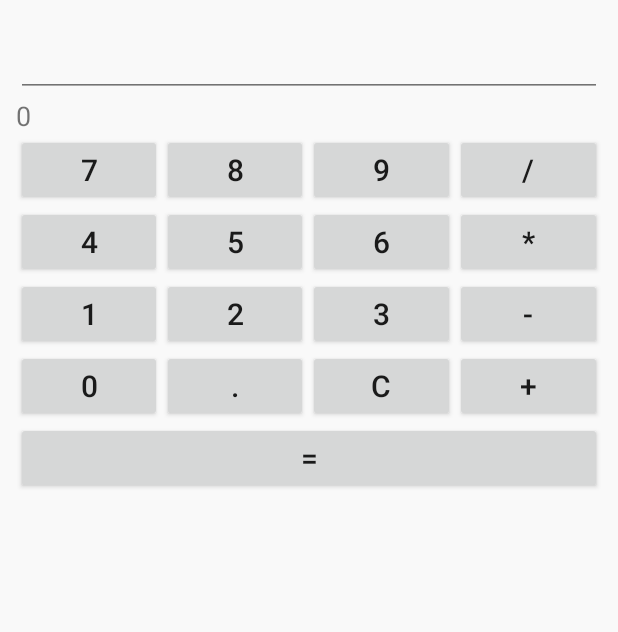
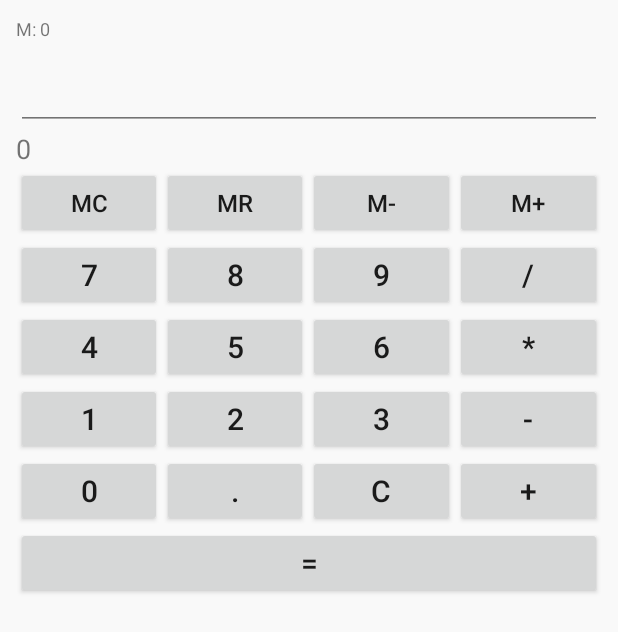
Before and after one commit to YoanValko/mondroid-4, an Android app: the ICSCalculatorActivity screen opened directly, with no data from a screen before it, on a phone screen of 412 x 824 dp. Shown: the top 632 px of the screen. Run offline under Robolectric (Android 15) with nearby library versions, the phone set to English and light mode, and no system bars; our stand-ins replace androidx.preference.

Commit message:
Add memory functions (M+, M-, MR, MC) to Calculator

```diff
--- a/app/src/main/java/com/example/icslauncher/apps/ICSCalculatorActivity.java
+++ b/app/src/main/java/com/example/icslauncher/apps/ICSCalculatorActivity.java
@@ -17,11 +17,15 @@ import java.util.List;
 
 /**
  * Reimplementation of the Ice Cream Sandwich Calculator. Basic arithmetic (+ - * /) with a
- * simple expression evaluator; no network, no proprietary code.
+ * simple expression evaluator, memory functions (M+, M-, MR, MC), and no network.
  */
 public class ICSCalculatorActivity extends AppCompatActivity {
 
     private EditText display;
+    private TextView exprView;
+    private TextView memIndicator;
+    private double memory = 0;
+    private boolean memorySet = false;
 
     @Override
     protected void onCreate(Bundle savedInstanceState) {
@@ -31,6 +35,13 @@ public class ICSCalculatorActivity extends AppCompatActivity {
         root.setOrientation(LinearLayout.VERTICAL);
         root.setPadding(16, 16, 16, 16);
 
+        // Memory indicator
+        memIndicator = new TextView(this);
+        memIndicator.setText("M: 0");
+        memIndicator.setTextSize(12);
+        memIndicator.setPadding(0, 0, 0, 8);
+        root.addView(memIndicator);
+
         display = new EditText(this);
         display.setTextSize(32);
         display.setFocusable(false);
@@ -38,11 +49,27 @@ public class ICSCalculatorActivity extends AppCompatActivity {
         display.setPadding(0, 8, 0, 8);
         root.addView(display);
 
-        TextView expr = new TextView(this);
-        expr.setTextSize(18);
-        expr.setText("0");
-        root.addView(expr);
+        exprView = new TextView(this);
+        exprView.setTextSize(18);
+        exprView.setText("0");
+        root.addView(exprView);
 
+        // Memory row
+        LinearLayout memRow = new LinearLayout(this);
+        memRow.setOrientation(LinearLayout.HORIZONTAL);
+        String[] memKeys = {"MC", "MR", "M-", "M+"};
+        for (final String cap : memKeys) {
+            Button b = new Button(this);
+            b.setText(cap);
+            b.setTextSize(16);
+            b.setLayoutParams(new LinearLayout.LayoutParams(
+                    0, LinearLayout.LayoutParams.WRAP_CONTENT, 1f));
+            b.setOnClickListener(v -> onMemoryKey(cap));
+            memRow.addView(b);
+        }
+        root.addView(memRow);
+
+        // Numeric keypad
         String[][] rows = {
                 {"7", "8", "9", "/"},
                 {"4", "5", "6", "*"},
@@ -66,6 +93,37 @@ public class ICSCalculatorActivity extends AppCompatActivity {
         }
 
         setContentView(root);
+    }
+
+    private void onMemoryKey(String cap) {
+        try {
+            String cur = display.getText().toString();
+            double val = cur.isEmpty() ? 0 : Double.parseDouble(cur);
+            switch (cap) {
+                case "MC":
+                    memory = 0;
+                    memorySet = false;
+                    break;
+                case "MR":
+                    display.setText(fmt(memory));
+                    break;
+                case "M-":
+                    memory = memorySet ? memory - val : -val;
+                    memorySet = true;
+                    break;
+                case "M+":
+                    memory = memorySet ? memory + val : val;
+                    memorySet = true;
+                    break;
+            }
+            updateMemIndicator();
+        } catch (Exception e) {
+            Toast.makeText(this, "Error", Toast.LENGTH_SHORT).show();
+        }
+    }
+
+    private void updateMemIndicator() {
+        memIndicator.setText("M: " + fmt(memory));
     }
 
     private void onKey(String cap) {
```
Also changed, not shown: 8 other files.
